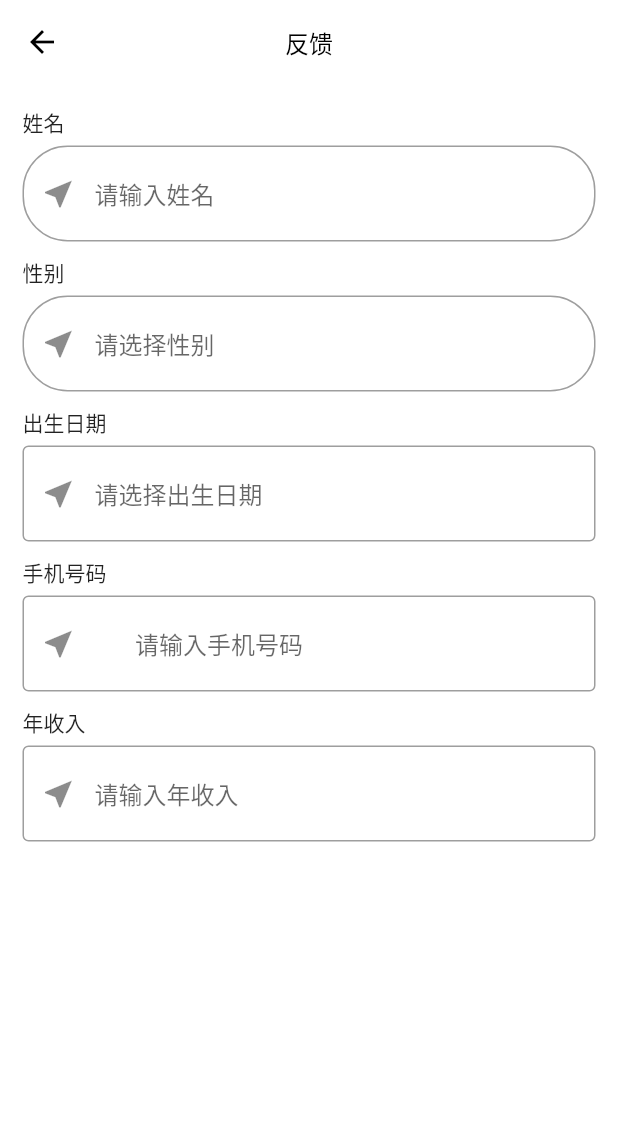
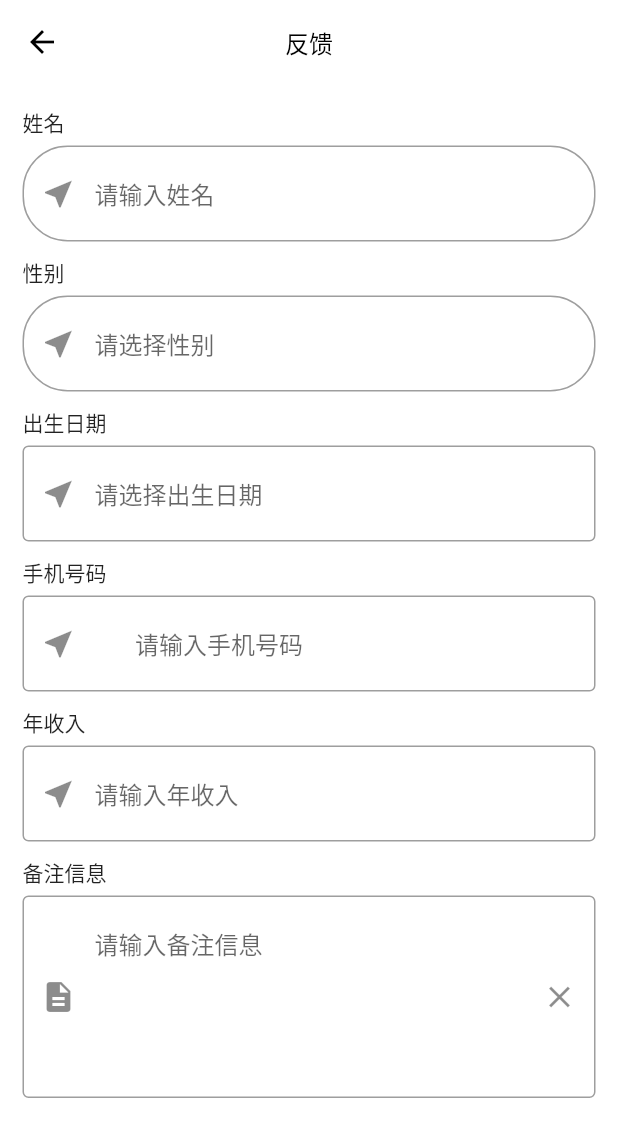
Before and after one commit to deepindo/DoFlutter, a Flutter app: the FormPage screen opened by its route, on a phone screen of 412 x 824 dp. Shown: the top 1137 px of the screen. Run offline on Flutter 3.47's test engine with Material 2 defaults, Android fonts, the phone set to English and light mode, and no system bars; our stand-ins replace banner_carousel, flutter_swiper, get, webview_flutter; missing offline and left inert: dart:ffi.

Commit message:
多行文本输入框

```diff
--- a/lib/pages/subs/form_page.dart
+++ b/lib/pages/subs/form_page.dart
@@ -13,6 +13,7 @@ class _FormPageState extends State<FormPage> {
     return Scaffold(
       appBar: AppBar(
         title: const Text("反馈"),
+        shadowColor: Colors.black87,
       ),
       body: ListView(padding: const EdgeInsets.all(15), children: [
         const Text("姓名"),
@@ -93,6 +94,23 @@ class _FormPageState extends State<FormPage> {
         const SizedBox(
           height: 10,
         ),
+        const Text("备注信息"),
+        const SizedBox(
+          height: 5,
+        ),
+        const TextField(
+          maxLines: 5,
+          decoration: InputDecoration(
+              hintText: "请输入备注信息",
+              prefixIcon: Icon(Icons.description),
+              suffixIcon: Icon(Icons.close),
+              border: OutlineInputBorder(
+                  // borderRadius: BorderRadius.all(20),
+                  )),
+        ),
+        const SizedBox(
+          height: 10,
+        ),
       ]),
     );
   }
```
